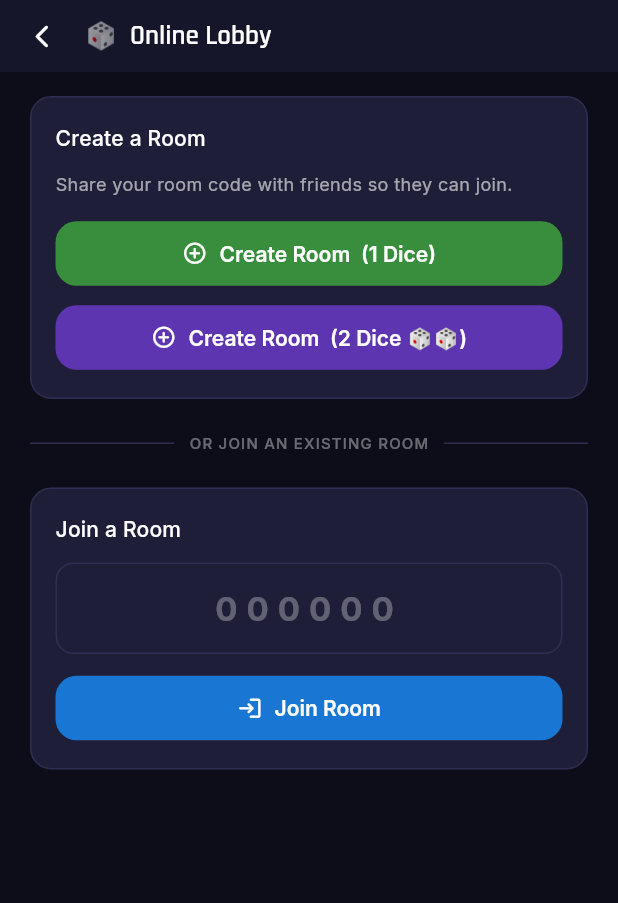
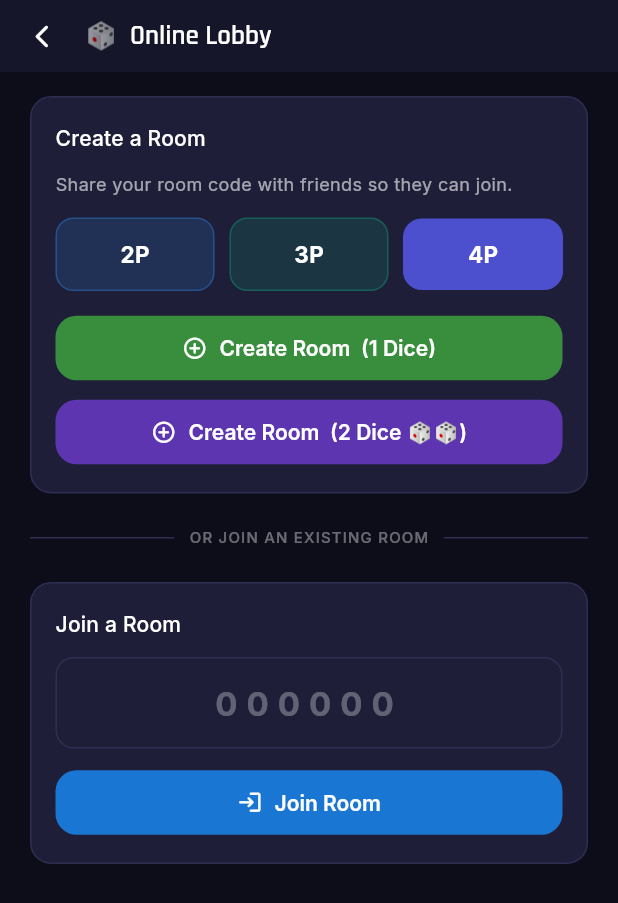
Before and after one commit to Oluyemisi-Awolade/LUDO-PRO-MAX, a Flutter app: the LobbyScreen screen opened directly, on a phone screen of 412 x 824 dp. Shown: the top 903 px of the screen. Run offline on Flutter 3.47's test engine with Material 3 defaults, Android fonts, the phone set to English and light mode, and no system bars; our stand-ins replace audioplayers, firebase_core, flutter_animate, flutter_riverpod, google_fonts, shared_preferences; missing offline and left inert: firebase_app_check; accounts and stored records are empty.

Commit message:
Add files via upload

```diff
--- a/lib/screens/lobby_screen.dart
+++ b/lib/screens/lobby_screen.dart
@@ -19,6 +19,11 @@ class _LobbyScreenState extends ConsumerState<LobbyScreen> {
   bool _loading   = false;
   String? _myCode;
 
+  // FEATURE (online player count): mirrors the 2P/3P/4P choice already on
+  // the Local Play screen. Defaults to 4 so behavior for anyone who never
+  // touches the picker matches the old hardcoded "always a 4-player room".
+  int _numPlayers = 4;
+
   @override
   void dispose() {
     _codeCtrl.dispose();
@@ -28,7 +33,9 @@ class _LobbyScreenState extends ConsumerState<LobbyScreen> {
   Future<void> _createRoom({bool twoDice = false}) async {
     setState(() => _loading = true);
     try {
-      final code = await ref.read(gameProvider.notifier).createRoom(twoDice: twoDice);
+      final code = await ref
+          .read(gameProvider.notifier)
+          .createRoom(twoDice: twoDice, numPlayers: _numPlayers);
       setState(() => _myCode = code);
     } catch (e) {
       if (mounted) showSnack(context, 'Error: $e', color: Colors.red.shade700);
@@ -74,7 +81,11 @@ class _LobbyScreenState extends ConsumerState<LobbyScreen> {
   Widget build(BuildContext context) {
     final gs = ref.watch(gameProvider);
 
-    // Auto-navigate once room hits 4 players and state becomes playing
+    // FEATURE (online player count): was "Auto-navigate once room hits 4
+    // players and state becomes playing" — the room's start threshold is
+    // now whatever the creator picked (2/3/4), not always 4, so this
+    // navigates whenever the notifier flips status to playing, whatever
+    // that target was. See game_notifier.dart joinRoom()/_pollRoom().
     if (gs.status.name == 'playing' && _myCode != null) {
       WidgetsBinding.instance.addPostFrameCallback((_) {
         if (mounted) {
@@ -110,6 +121,19 @@ class _LobbyScreenState extends ConsumerState<LobbyScreen> {
                             style: Theme.of(context).textTheme.bodyMedium,
                           ),
                           const SizedBox(height: 14),
+
+                          // FEATURE (online player count): 2P/3P/4P picker,
+                          // same shape as Local Play. Locked once a room
+                          // code has been generated — capacity is fixed
+                          // server-side in max_players at creation time, so
+                          // changing it after the fact wouldn't do anything.
+                          _PlayerCountPicker(
+                            value: _numPlayers,
+                            enabled: !_loading && _myCode == null,
+                            onChanged: (n) => setState(() => _numPlayers = n),
+                          ),
+                          const SizedBox(height: 14),
+
                           ElevatedButton.icon(
                             onPressed: _loading ? null : () => _createRoom(twoDice: false),
                             icon: const Icon(Icons.add_circle_outline_rounded, size: 17),
@@ -167,7 +191,14 @@ class _LobbyScreenState extends ConsumerState<LobbyScreen> {
                                         foregroundColor: Colors.white54),
                                   ),
                                   const SizedBox(height: 4),
-                                  const _WaitingIndicator(),
+                                  // FEATURE (online player count): shows the
+                                  // live joined count against the target the
+                                  // creator picked. gs.numPlayers is kept in
+                                  // sync by _pollRoom() as people join.
+                                  _WaitingIndicator(
+                                    joined: gs.numPlayers,
+                                    target: _numPlayers,
+                                  ),
                                 ],
                               ),
                             ),
@@ -260,8 +291,103 @@ class _SectionCard extends StatelessWidget {
   }
 }
 
+// FEATURE (online player count): same visual pattern as the Local Play
+// 2P/3P/4P pills — a row of three equal, tappable, rounded chips, the
+// selected one filled and the others dimmed. Colors approximate the
+// blue/teal/indigo used on Local Play; swap in your exact AppColors
+// tokens here if Local Play's picker exposes them as constants.
+class _PlayerCountPicker extends StatelessWidget {
+  final int value;
+  final bool enabled;
+  final ValueChanged<int> onChanged;
+
+  const _PlayerCountPicker({
+    required this.value,
+    required this.enabled,
+    required this.onChanged,
+  });
+
+  static const _options = <int, Color>{
+    2: Color(0xFF2D82D9), // blue
+    3: Color(0xFF0F9D77), // teal/green
+    4: Color(0xFF4C4FCE), // indigo
+  };
+
+  @override
+  Widget build(BuildContext context) {
+    return Row(
+      children: [
+        for (final entry in _options.entries) ...[
+          if (entry.key != _options.keys.first) const SizedBox(width: 10),
+          Expanded(
+            child: _PlayerCountChip(
+              label: '${entry.key}P',
+              color: entry.value,
+              selected: value == entry.key,
+              enabled: enabled,
+              onTap: () => onChanged(entry.key),
+            ),
+          ),
+        ],
+      ],
+    );
+  }
+}
+
+class _PlayerCountChip extends StatelessWidget {
+  final String label;
+  final Color color;
+  final bool selected;
+  final bool enabled;
+  final VoidCallback onTap;
+
+  const _PlayerCountChip({
+    required this.label,
+    required this.color,
+    required this.selected,
+    required this.enabled,
+    required this.onTap,
+  });
+
+  @override
+  Widget build(BuildContext context) {
+    return Opacity(
+      opacity: enabled ? 1.0 : 0.5,
+      child: Material(
+        color: selected ? color : color.withOpacity(0.18),
+        borderRadius: BorderRadius.circular(12),
+        child: InkWell(
+          borderRadius: BorderRadius.circular(12),
+          onTap: enabled ? onTap : null,
+          child: Container(
+            padding: const EdgeInsets.symmetric(vertical: 13),
+            alignment: Alignment.center,
+            decoration: BoxDecoration(
+              borderRadius: BorderRadius.circular(12),
+              border: Border.all(
+                color: selected ? color : color.withOpacity(0.4),
+                width: selected ? 0 : 1,
+              ),
+            ),
+            child: Text(
+              label,
+              style: const TextStyle(
+                color: Colors.white,
+                fontWeight: FontWeight.bold,
+                fontSize: 15,
+              ),
+            ),
+          ),
+        ),
+      ),
+    );
+  }
+}
+
 class _WaitingIndicator extends StatelessWidget {
-  const _WaitingIndicator();
+  final int joined;
+  final int target;
+  const _WaitingIndicator({required this.joined, required this.target});
 
   @override
   Widget build(BuildContext context) {
@@ -274,7 +400,7 @@ class _WaitingIndicator extends StatelessWidget {
               strokeWidth: 2, color: AppColors.violetLit),
         ),
         const SizedBox(width: 8),
-        Text('Waiting for players…',
+        Text('Waiting for players… ($joined/$target)',
             style: Theme.of(context)
                 .textTheme
                 .bodyMedium
```
